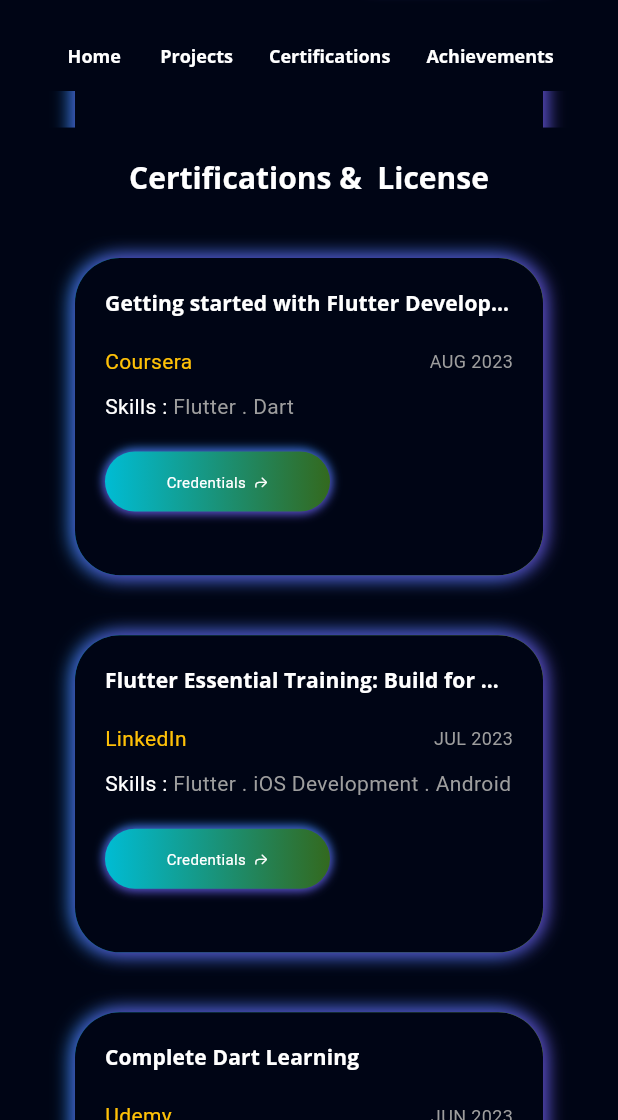
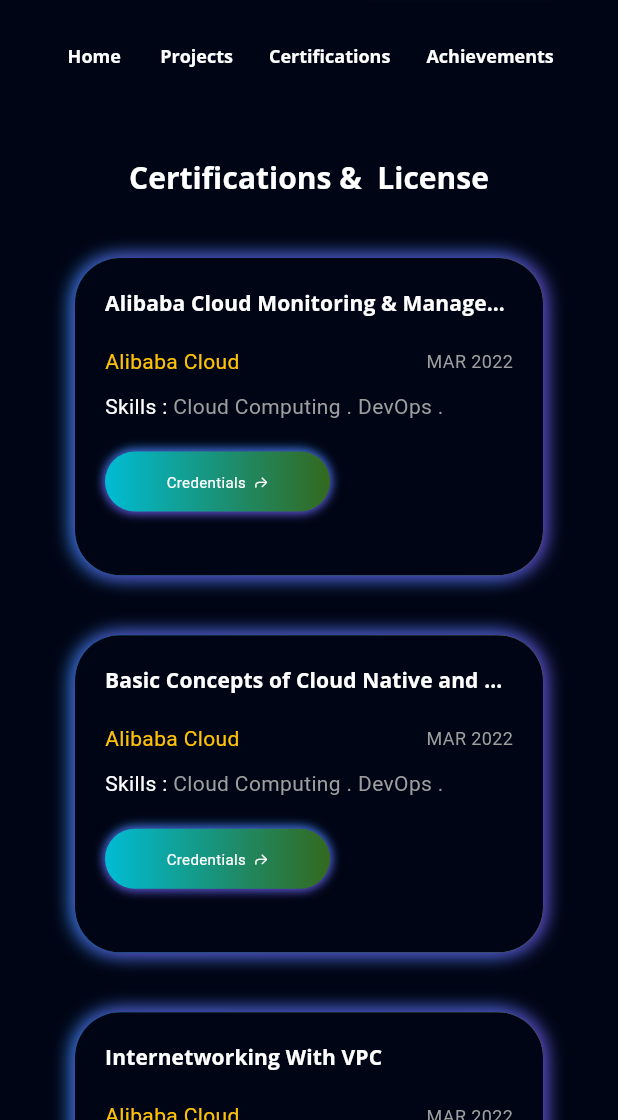
Before and after one commit to ilhamridho04/my-portofolio, a Flutter app: the screen it shows after launch, scrolled down 1152 dp, on a phone screen of 412 x 824 dp, the part 116-1236 px from its top. Run offline on Flutter 3.47's test engine with Material 2 defaults, Android fonts, the phone set to English and light mode, and no system bars; our stand-ins replace flutter_carousel_widget, flutter_svg, font_awesome_flutter, get, google_fonts.

```diff
--- a/lib/model/certificate_model.dart
+++ b/lib/model/certificate_model.dart
@@ -16,81 +16,39 @@ class CertificateModel {
 
 List<CertificateModel> certificateList = [
   CertificateModel(
-    name: 'Getting started with Flutter Development',
-    organization: 'Coursera',
-    date: 'AUG 2023',
-    skills: 'Flutter . Dart',
-    credential:  'https://www.coursera.org/account/accomplishments/certificate/HQ4LFHSF4LKZ',
+    name: 'Alibaba Cloud Monitoring & Management',
+    organization: 'Alibaba Cloud',
+    date: 'MAR 2022',
+    skills: 'Cloud Computing . DevOps . Alibaba Cloud',
+    credential:  'http://xuecdn2.aliyunedu.net/img_4016a023d01aeb4f050601623bf18680.png',
   ),
   CertificateModel(
-    name: 'Flutter Essential Training: Build for Multiple Platforms',
-    organization: 'LinkedIn',
-    date: 'JUL 2023',
-    skills: 'Flutter . iOS Development . Android Development',
-    credential:  'https://www.linkedin.com/learning/certificates/450fc4e2f495726aea50a067caf586869ccf0cb92ebcc5a4c7b5648a95754a8f',
+    name: 'Basic Concepts of Cloud Native and Docker(Exam)',
+    organization: 'Alibaba Cloud',
+    date: 'MAR 2022',
+    skills: 'Cloud Computing . DevOps . Docker',
+    credential:  'http://xuecdn2.aliyunedu.net/img_df8d4f403d3fd8af0cb521c3379da659.png',
   ),
   CertificateModel(
-    name: 'Complete Dart Learning',
-    organization: 'Udemy',
-    date: 'JUN 2023',
-    skills: 'Flutter . Dart . Programming',
-    credential:  'https://www.udemy.com/certificate/UC-5b01c756-0d20-4342-94e6-9d5860d1c95e/',
+    name: 'Internetworking With VPC',
+    organization: 'Alibaba Cloud',
+    date: 'MAR 2022',
+    skills: 'Cloud Computing . Networking . Alibaba Cloud',
+    credential:  'http://xuecdn2.aliyunedu.net/img_fe9959bc55b6dcecf8379847c60b9f45.png',
   ),
   CertificateModel(
-    name: 'Flutter REST Movie App',
-    organization: 'Udemy',
-    date: 'AUG 2023',
-    skills: 'Flutter . Rest API\'s . Cloud',
-    credential:  'https://www.udemy.com/certificate/UC-22efc7ca-3df5-4f26-8025-4a1bd2672f19/',
+    name: 'MySQL for Beginners - Basic Queries',
+    organization: 'Alibaba Cloud',
+    date: 'MAR 2022',
+    skills: 'Database . MySQL . SQL',
+    credential:  'http://xuecdn2.aliyunedu.net/img_f0a34e1513e0ccbe48653393d7b7b46b.png',
   ),
   CertificateModel(
-    name: 'Modularizing and Organizing Flutter Code',
-    organization: 'LinkedIn',
-    date: 'JUL 2023',
-    skills: 'Flutter . Clean Architecture',
-    credential:  'https://www.linkedin.com/learning/certificates/686276fa42629d4f1291da79ea46bfde0222954b60297a2e728c770768f23407',
-  ),
-  CertificateModel(
-    name: 'Powering Your App with Live Web Data',
-    organization: 'LinkedIn',
-    date: 'JUL 2023',
-    skills: 'Flutter . Dart . Firebase . API\'s',
-    credential:  'https://www.linkedin.com/learning/certificates/643f05463ae529f24bd9ea66a6ead9a20469bdb875a9ddda048c698eda3ee7c1',
-  ),
-  CertificateModel(
-    name: 'Firebase Cloud Firestore',
-    organization: 'LinkedIn',
-    date: 'JUL 2023',
-    skills: 'Flutter . Dart . Firebase . FireStore',
-    credential:  'https://www.linkedin.com/learning/certificates/8f8be25531d2bcdbab1972482150277f9a239a13ba4d314c0574638bf28d07d2',
-  ),
-  CertificateModel(
-    name: 'Android App Security',
-    organization: 'LinkedIn',
-    date: 'JUL 2023',
-    skills: 'Pentesting . Android App',
-    credential:  'https://www.linkedin.com/learning/certificates/1c6581b35d06edfbd6275d09e84b068e813880bf7d217b703716962d7aca3518',
-  ),
-  CertificateModel(
-    name: 'Foundations of Cybersecurity',
-    organization: 'Grow with Google on Coursera',
-    date: 'JUL 2023',
-    skills: 'Ethical Hacking . Linux . Cyber Security ',
-    credential:  'https://coursera.org/share/67e5cb0dd7c478f1d7ec81079c3a40b8',
-  ),
-  CertificateModel(
-    name: 'HTML, CSS, and Javascript for Web Developers',
-    organization: 'JUL Coursera',
-    date: 'JUL 2023',
-    skills: 'HTML . CSS . JS . Web Development',
-    credential:  'https://coursera.org/share/67e5cb0dd7c478f1d7ec81079c3a40b8',
-  ),
-  CertificateModel(
-    name: 'Network Defense Essentials (NDE)',
-    organization: 'EC-Council',
-    date: 'JUL 2023',
-    skills: 'Cyber Security . Networking ',
-    credential:  'https://codered.eccouncil.org/certificate/43a2d2a7-40ed-4230-9e65-a9aa0935e651?logged=false',
+    name: 'Operate and Manage a Cloud Server',
+    organization: 'Alibaba Cloud',
+    date: 'MAR 2022',
+    skills: 'Cloud Computing . DevOps . Alibaba Cloud',
+    credential:  'http://xuecdn2.aliyunedu.net/img_dc7201ac1f1e957518dbba27c25b1c6e.png',
   ),
 
 
--- a/lib/model/project_model.dart
+++ b/lib/model/project_model.dart
@@ -1,57 +1,17 @@
 class Project {
   final String name;
   final String description;
-  final String image;
+  final List<String> images;
   final String link;
-  Project(this.name, this.description, this.image, this.link);
+
+  Project(this.name, this.description, this.images, this.link);
 }
 
 List<Project> projectList = [
   Project(
-    'Coffee Application',
-    'Presenting "Coffee" - a Flutter UI application that invites you to indulge in a delightful coffee adventure. Immerse yourself in the world of rich aroma and flavor as you browse through an exquisite selection of specialty coffees. With a user-friendly interface, exploring different blends and discovering their unique details becomes a delightful experience.',
-    'assets/images/coffee.png',
-    'https://github.com/Hamad-Anwar/Coffe-Shop-Beautifull-UI',
+    'Mikrotik Laravel',
+    'Mikrotik Laravel is a web application that allows you to manage your Mikrotik router with ease. A comprehensive system for managing MikroTik networks with Laravel, Node.js (Express.js), Rsyslog, and Midtrans payment gateway integration.',
+    ['images/mikrotik-laravel/login.png', 'images/mikrotik-laravel/dashboard-2.png', 'images/mikrotik-laravel/dashboard-6.png', 'images/mikrotik-laravel/panel-1.png', 'images/mikrotik-laravel/panel-2.png'],
+    'https://github.com/ilhamridho04/mikrotik-laravel/wiki',
   ),
-  Project(
-    'Car Controller Application UI',
-    'Car Control Dashboard is a user-friendly mobile application built using Flutter and powered by GetX for efficient state management. Enjoy a modern and intuitive design that adapts to various screen sizes, Interact with dynamic car controls, including speed, steering, and temperature. Realistic animations enhance the visual appeal, making it feel like you are controlling a real car!',
-    'assets/images/car.png',
-    'https://github.com/Hamad-Anwar/Car-Controller-Getx-Flutter',
-  ),
-  Project(
-      'Neumorphic Clockify',
-      'Neumorphic TimeKit is an open-source project that brings together the elegance of a beautifully designed alarm system, an analog clock with a neumorphic touch, and a feature-rich stopwatch. Whether you\'re looking for a functional alarm tool, a stylish desktop clock, or a precise stopwatch, TimeKit has you covered.',
-      'assets/images/alarm.jpg',
-      'https://github.com/Hamad-Anwar/Neumorphic-Analog-Clockify'),
-  Project(
-      'CUI Aider',
-      'CUI AIDER is an extraordinary application that brings together augmented reality (AR), a robust student portal, intuitive class management, and a comprehensive GPA system, providing an all-encompassing solution for students.Using AR technology, CUI AIDER offers an immersive experience, allowing users to explore the complete university campus virtually. Through AR, students can visualize buildings, navigate with interactive directions, and gain a better understanding of their surroundings.',
-      'assets/images/cui.png',
-      'https://github.com/Hamad-Anwar/'),
-  Project(
-      'Flutter Music Streaming Application',
-      'A Flutter music streaming application that allows users to play audio files from local storage. The app features a beautiful neumorphic UI design and provides a smooth user experience for browsing and playing music.',
-      'assets/images/player.png',
-      'https://github.com/Hamad-Anwar/Neumorphic-Music_Player-Flutter'),
-  Project(
-      'Food Recipe App',
-      'This repository contains a Flutter implementation of a Food Recipe app with a captivating introduction section and impressive animations. It also features a signup and signin page with animations, elegantly presented on a bottom sheet.',
-      'assets/images/recipe.png',
-      'https://github.com/Hamad-Anwar/Food-Recipe-App-Flutter'),
-  Project(
-      'Task Sync Pro',
-      'Welcome to the Beautiful Task Scheduler App repository! This Flutter-based task management application combines elegant design with a robust backend, ensuring a seamless and organized task management experience. From stunning UI to real-time synchronization, this app has you covered.',
-      'assets/images/task.png',
-      'https://github.com/Hamad-Anwar/Task-Sync-Pro-Flutter'),
-  Project(
-      'Flutter Chat Application with Firebase',
-      'Welcome to our innovative Flutter chat application! This feature-rich messaging platform allows users to connect and communicate seamlessly through text and images. The app is built using Flutter for the frontend and integrates with Firebase for backend services, including authentication, real-time database, and storage.',
-      'assets/images/chat.png',
-      'https://github.com/Hamad-Anwar/Messenger-App-Backend-Firebase'),
-  Project(
-      'Doctor Appointment Application',
-      'Introducing the extraordinary "Doctor Appointment System" - a state-of-the-art Flutter UI application that redefines healthcare accessibility and efficiency. Seamlessly crafted, this app empowers users to effortlessly select doctors based on categories, engage in smooth messaging, and access detailed profiles.',
-      'assets/images/doctor.png',
-      'https://github.com/Hamad-Anwar/Doctor-Appointment-Application-UI'),
 ];
--- a/lib/view model/getx_controllers/certification_controller.dart
+++ b/lib/view model/getx_controllers/certification_controller.dart
@@ -2,14 +2,6 @@ import 'package:get/get.dart';
 
 class CertificationController extends GetxController{
   RxList<bool> hovers=[
-    false,
-    false,
-    false,
-    false,
-    false,
-    false,
-    false,
-    false,
     false,
     false,
     false,
--- a/lib/view model/getx_controllers/projects_controller.dart
+++ b/lib/view model/getx_controllers/projects_controller.dart
@@ -2,14 +2,6 @@ import 'package:get/get.dart';
 
 class ProjectController  extends GetxController{
   RxList<bool> hovers =[
-    false,
-    false,
-    false,
-    false,
-    false,
-    false,
-    false,
-    false,
     false,
   ].obs;
 
--- a/pubspec.yaml
+++ b/pubspec.yaml
@@ -41,6 +41,7 @@ dependencies:
   photo_view: ^0.14.0
   url_launcher: ^6.1.12
   font_awesome_flutter: ^10.5.0
+  flutter_carousel_widget: ^3.1.0
 
 dev_dependencies:
   flutter_test:
@@ -67,6 +68,7 @@ flutter:
   # To add assets to your application, add an assets section, like this:
   assets:
     - assets/images/
+    - assets/images/mikrotik-laravel/
     - assets/icons/
   #   - images/a_dot_ham.jpeg
 
```
Also changed, not shown: lib/view/projects/components/image_viewer.dart (+82 -16 lines), lib/view/projects/components/project_info.dart (+7 -7 lines), assets/images/mikrotik-laravel/dashboard-2.png (added), assets/images/mikrotik-laravel/dashboard-6.png (added), assets/images/mikrotik-laravel/login.png (added), assets/images/mikrotik-laravel/panel-1.png (added), assets/images/mikrotik-laravel/panel-2.png (added), pubspec.lock.
